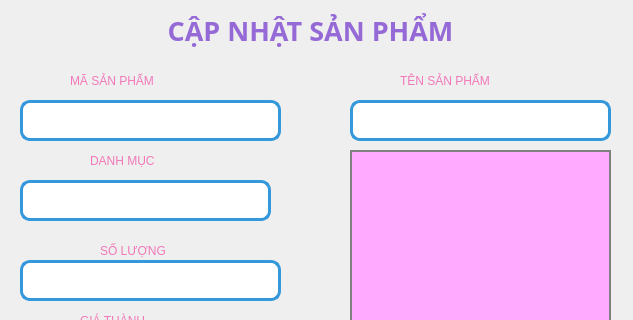
This is SanPham/update.ui in minhngoc22/Pet-Store as Qt 5 draws it before an edit; both pictures show x 0 to 633 and y 0 to 320 of the 633 by 691 pixel window. The edited form follows.
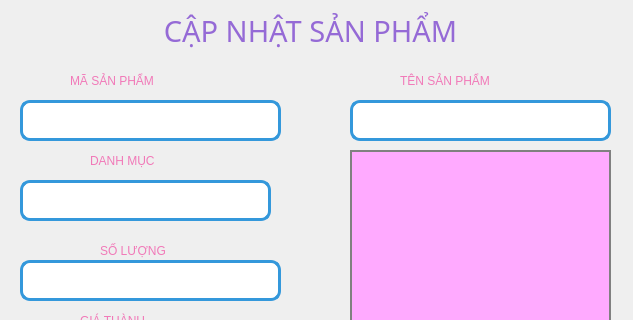
This is the edited form. Icons and pictures are not drawn.

```diff
--- a/SanPham/update.ui
+++ b/SanPham/update.ui
@@ -25,10 +25,11 @@
     </property>
     <property name="font">
      <font>
-      <family>Arial Black</family>
-      <pointsize>20</pointsize>
-      <weight>75</weight>
-      <bold>true</bold>
+      <family>Segoe UI Black</family>
+      <pointsize>22</pointsize>
+      <weight>10</weight>
+      <italic>false</italic>
+      <bold>false</bold>
      </font>
     </property>
     <property name="styleSheet">
```
Left out of the diff: 3 changed lines with no effect on the pictures.
